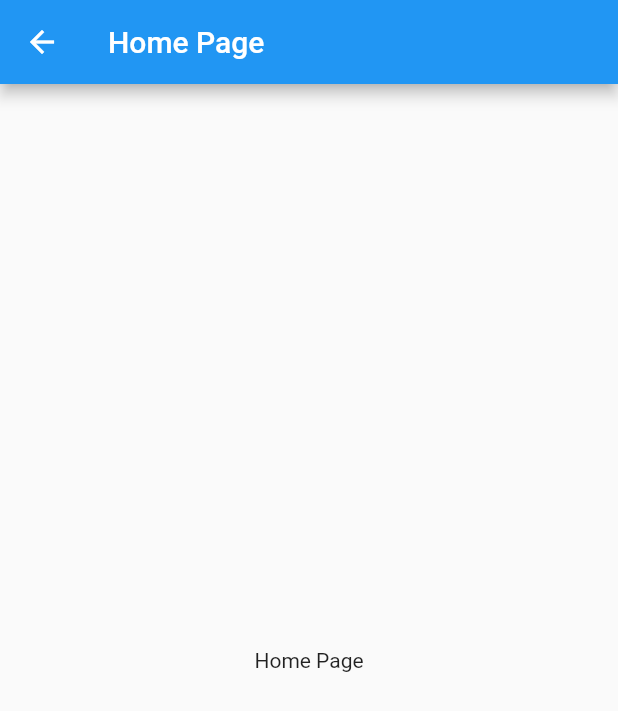
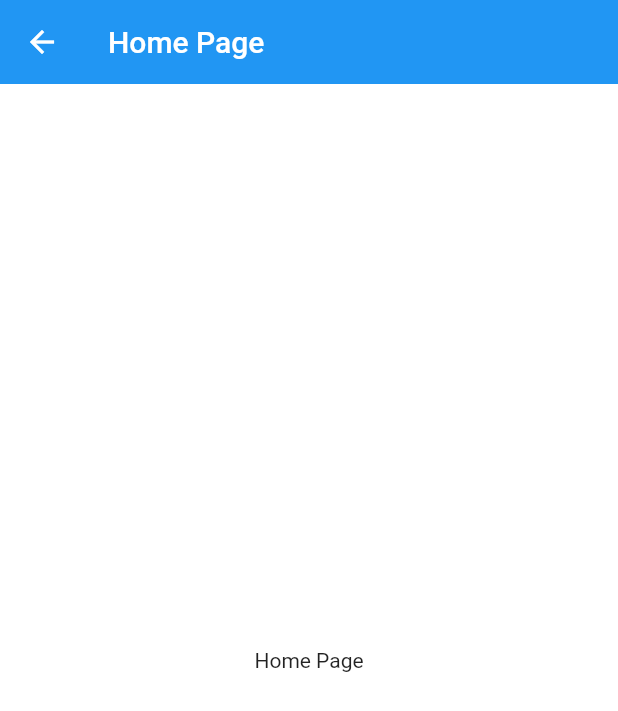
Before and after one commit to Williamtobs/clean_architecture, a Flutter app: the screen it shows after launch, after a tap on "Go to Second Page", on a phone screen of 412 x 824 dp. Shown: the top 711 px of the screen. Run offline on Flutter 3.47's test engine with Material 2 defaults, Android fonts, the phone set to English and light mode, and no system bars; our stand-ins replace auto_route.

Commit message:
adding app themes

```diff
--- a/lib/main.dart
+++ b/lib/main.dart
@@ -1,21 +1,23 @@
 import 'package:flutter/material.dart';
 import 'src/config/router/app_router.dart';
+import 'src/config/themes/app_themes.dart';
 
 void main() {
-  runApp(const MyApp());
+  runApp(MyApp());
 }
 
 class MyApp extends StatelessWidget {
-  const MyApp({super.key});
-
+  MyApp({super.key});
+  final AppRouter _router = AppRouter();
   // This widget is the root of your application.
   @override
   Widget build(BuildContext context) {
     return MaterialApp.router(
       title: 'Flutter Demo',
       debugShowCheckedModeBanner: false,
-      routerDelegate: AppRouter().delegate(),
-      routeInformationParser: AppRouter().defaultRouteParser(),
+      routerDelegate: _router.delegate(),
+      routeInformationParser: _router.defaultRouteParser(),
+      theme: AppTheme.light,
     );
   }
 }
--- /dev/null
+++ b/lib/src/config/themes/app_themes.dart
@@ -0,0 +1,15 @@
+import 'package:flutter/material.dart';
+
+abstract class AppTheme {
+  static ThemeData get light {
+    return ThemeData(
+        primarySwatch: Colors.blue,
+        visualDensity: VisualDensity.adaptivePlatformDensity,
+        scaffoldBackgroundColor: Colors.white,
+        appBarTheme: const AppBarTheme(
+          color: Colors.blue,
+          elevation: 0,
+          iconTheme: IconThemeData(color: Colors.white),
+        ));
+  }
+}
```
Also changed, not shown: 1 other file.
